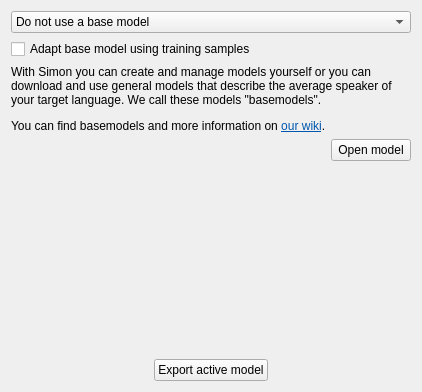
KDE/simon, file simonlib/simonscenarios/modelsettingsdlg.ui: the form before one commit.
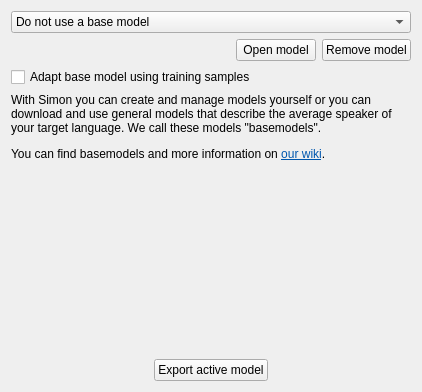
The form after the commit. Custom widgets are drawn as their Qt base class.

Commit message: Adding "Remove" button to base model selection

Patch:
```diff
--- a/simonlib/simonscenarios/modelsettingsdlg.ui
+++ b/simonlib/simonscenarios/modelsettingsdlg.ui
@@ -23,6 +23,37 @@
      </item>
     </widget>
    </item>
+   <item>
+    <layout class="QHBoxLayout" name="horizontalLayout">
+     <item>
+      <spacer name="horizontalSpacer">
+       <property name="orientation">
+        <enum>Qt::Horizontal</enum>
+       </property>
+       <property name="sizeHint" stdset="0">
+        <size>
+         <width>40</width>
+         <height>20</height>
+        </size>
+       </property>
+      </spacer>
+     </item>
+     <item>
+      <widget class="KPushButton" name="pbImport">
+       <property name="text">
+        <string>Open model</string>
+       </property>
+      </widget>
+     </item>
+     <item>
+      <widget class="KPushButton" name="pbRemove">
+       <property name="text">
+        <string>Remove model</string>
+       </property>
+      </widget>
+     </item>
+    </layout>
+   </item>
    <item>
     <widget class="QCheckBox" name="cbAdapt">
      <property name="text">
@@ -54,30 +85,6 @@
      </property>
     </widget>
    </item>
-   <item>
-    <layout class="QHBoxLayout" name="horizontalLayout">
-     <item>
-      <spacer name="horizontalSpacer">
-       <property name="orientation">
-        <enum>Qt::Horizontal</enum>
-       </property>
-       <property name="sizeHint" stdset="0">
-        <size>
-         <width>40</width>
-         <height>20</height>
-        </size>
-       </property>
-      </spacer>
-     </item>
-     <item>
-      <widget class="KPushButton" name="pbImport">
-       <property name="text">
-        <string>Open model</string>
-       </property>
-      </widget>
-     </item>
-    </layout>
-   </item>
    <item>
     <spacer name="verticalSpacer">
      <property name="orientation">
```
The commit also changes 2 other files.
